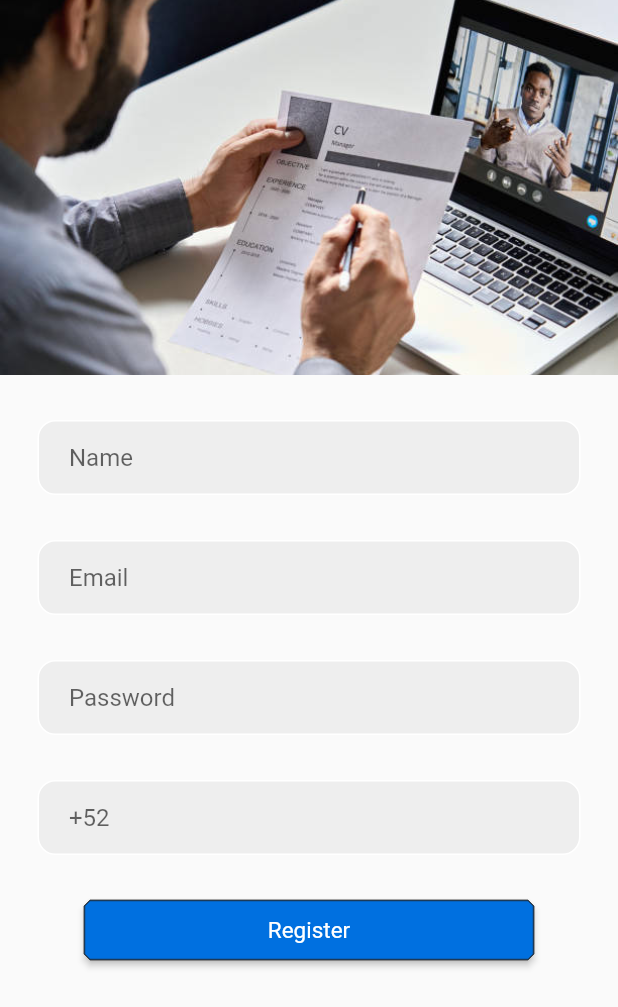
After one commit to AntonioSerrano25/currys, a Flutter app: the screen it shows after launch, after a tap on "Register now", on a phone screen of 412 x 824 dp. The commit adds this screen. Shown: the top 1007 px of the screen. Run offline on Flutter 3.47's test engine with Material 2 defaults, Android fonts, the phone set to English and light mode, and no system bars; our stand-ins replace google_fonts.

Commit message:
segundo commit

```diff
--- a/lib/pages/login_page.dart
+++ b/lib/pages/login_page.dart
@@ -1,6 +1,7 @@
 import 'package:flutter/material.dart';
 import 'package:google_fonts/google_fonts.dart';
 import 'package:proyecto_currys/pages/home.dart';
+import 'package:proyecto_currys/pages/register_view.dart';
 
 class LoginPage extends StatefulWidget {
   const LoginPage({Key? key}) : super(key: key);
@@ -16,8 +17,7 @@ class _LoginPageState extends State<LoginPage> {
       backgroundColor: Colors.blueAccent[300],
       body: SafeArea(
         child: Center(
-          child: Column(
-            children: [
+          child: Column(children: [
             Container(
               width: 700,
               height: 250,
@@ -29,7 +29,7 @@ class _LoginPageState extends State<LoginPage> {
             ),
 
             Container(
-                margin: EdgeInsets.only(top: 20,left: 30),
+              margin: EdgeInsets.only(top: 20, left: 30),
               child: Row(
                 mainAxisAlignment: MainAxisAlignment.start,
                 children: [
@@ -129,7 +129,7 @@ class _LoginPageState extends State<LoginPage> {
 
             // not a member? register now
             Container(
-                margin: EdgeInsets.only(top :150),
+              margin: EdgeInsets.only(top: 150),
               child: Row(
                 mainAxisAlignment: MainAxisAlignment.center,
                 children: [
@@ -139,20 +139,22 @@ class _LoginPageState extends State<LoginPage> {
                       fontWeight: FontWeight.bold,
                     ),
                   ),
-                    Text(
-                      ' Register Now',
-                      style: TextStyle(
-                        color: Colors.blue,
-                        fontWeight: FontWeight.bold,
+                  TextButton(
+                    style: ButtonStyle(
+                      foregroundColor: MaterialStateProperty.all(Colors.blue),
                     ),
+                    onPressed: () {
+                      Navigator.of(context).push(
+                          MaterialPageRoute(builder: ((context) => RegisterPage())));
+                    },
+                    child: Text('Register now'),
                   ),
                 ],
               ),
             ),
 
             //  email textfield
-            ]
-          ),
+          ]),
         ),
       ),
     );
--- /dev/null
+++ b/lib/pages/register_view.dart
@@ -0,0 +1,152 @@
+import 'package:flutter/material.dart';
+
+import 'home.dart';
+
+class RegisterPage extends StatefulWidget {
+  const RegisterPage({super.key});
+
+  @override
+  State<RegisterPage> createState() => _RegisterPageState();
+}
+
+class _RegisterPageState extends State<RegisterPage> {
+  @override
+  Widget build(BuildContext context) {
+    return Scaffold(
+      backgroundColor: Colors.blueAccent[300],
+      body: SafeArea(
+          child: Center(
+        child: Column(children: [
+          Container(
+            width: 700,
+            height: 250,
+            color: Colors.blue,
+            child: Image.asset(
+              'assets/images/currys.jpg',
+              fit: BoxFit.cover,
+            ),
+          ),
+          Container(
+            margin: EdgeInsets.only(top: 30),
+            child: SizedBox(
+              child: Padding(
+                padding: const EdgeInsets.symmetric(horizontal: 25.0),
+                child: Container(
+                  decoration: BoxDecoration(
+                      color: Colors.grey[200],
+                      border: Border.all(color: Colors.white),
+                      borderRadius: BorderRadius.circular(12)),
+                  child: Padding(
+                    padding: const EdgeInsets.only(left: 20.0),
+                    child: TextField(
+                      decoration: InputDecoration(
+                        border: InputBorder.none,
+                        hintText: 'Name',
+                      ),
+                    ),
+                  ),
+                ),
+              ),
+            ),
+          ),
+          Container(
+            margin: EdgeInsets.only(top: 30),
+            child: SizedBox(
+              child: Padding(
+                padding: const EdgeInsets.symmetric(horizontal: 25.0),
+                child: Container(
+                  decoration: BoxDecoration(
+                      color: Colors.grey[200],
+                      border: Border.all(color: Colors.white),
+                      borderRadius: BorderRadius.circular(12)),
+                  child: Padding(
+                    padding: const EdgeInsets.only(left: 20.0),
+                    child: TextField(
+                      decoration: InputDecoration(
+                        border: InputBorder.none,
+                        hintText: 'Email',
+                      ),
+                    ),
+                  ),
+                ),
+              ),
+            ),
+          ),
+          Container(
+            margin: EdgeInsets.only(top: 30),
+            child: Padding(
+              padding: const EdgeInsets.symmetric(horizontal: 25.0),
+              child: Container(
+                decoration: BoxDecoration(
+                    color: Colors.grey[200],
+                    border: Border.all(color: Colors.white),
+                    borderRadius: BorderRadius.circular(12)),
+                child: Padding(
+                  padding: const EdgeInsets.only(left: 20.0),
+                  child: TextField(
+                    obscureText: true,
+                    decoration: InputDecoration(
+                      border: InputBorder.none,
+                      hintText: 'Password',
+                    ),
+                  ),
+                ),
+              ),
+            ),
+          ),
+          Container(
+            margin: EdgeInsets.only(top: 30),
+            child: SizedBox(
+              child: Padding(
+                padding: const EdgeInsets.symmetric(horizontal: 25.0),
+                child: Container(
+                  decoration: BoxDecoration(
+                      color: Colors.grey[200],
+                      border: Border.all(color: Colors.white),
+                      borderRadius: BorderRadius.circular(12)),
+                  child: Padding(
+                    padding: const EdgeInsets.only(left: 20.0),
+                    child: TextField(
+                      decoration: InputDecoration(
+                        border: InputBorder.none,
+                        hintText: '+52',
+                      ),
+                    ),
+                  ),
+                ),
+              ),
+            ),
+          ),
+
+          Container(
+              margin: EdgeInsets.only(top: 30),
+              child: SizedBox(
+                height: 40,
+                width: 300,
+                child: ElevatedButton(
+                  child: const Text('Register'),
+                  style: ElevatedButton.styleFrom(
+                      alignment: Alignment.center,
+                      backgroundColor: Color.fromARGB(255, 0, 112, 224),
+                      side: BorderSide(
+                        color: Color.fromARGB(255, 38, 37, 37),
+                        width: 0.5,
+                      ),
+                      shape: BeveledRectangleBorder(
+                          borderRadius: BorderRadius.circular(4)),
+                      textStyle: TextStyle(
+                        color: Colors.white,
+                        fontSize: 15,
+                      )),
+                  onPressed: () {
+                    Navigator.of(context).push(
+                        MaterialPageRoute(builder: ((context) => home())));
+                  },
+                ),
+              ),
+            ),
+        ]),
+      )),
+    );
+  }
+}
```
Lines whose indentation alone changed are shown as unchanged.
